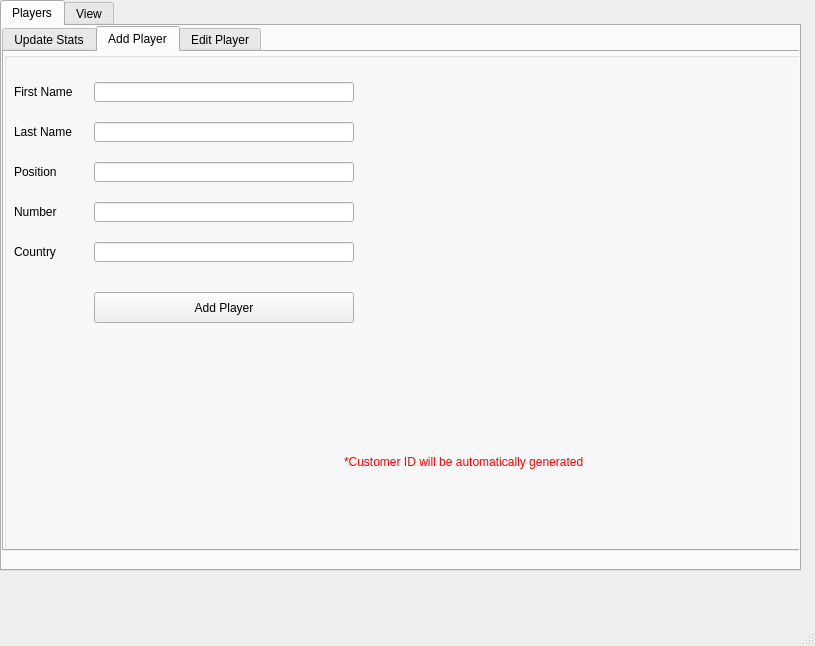
This is Leafs.ui in Lsm2003/Leafs_Stats as Qt 5 draws it before an edit. The edited form follows.
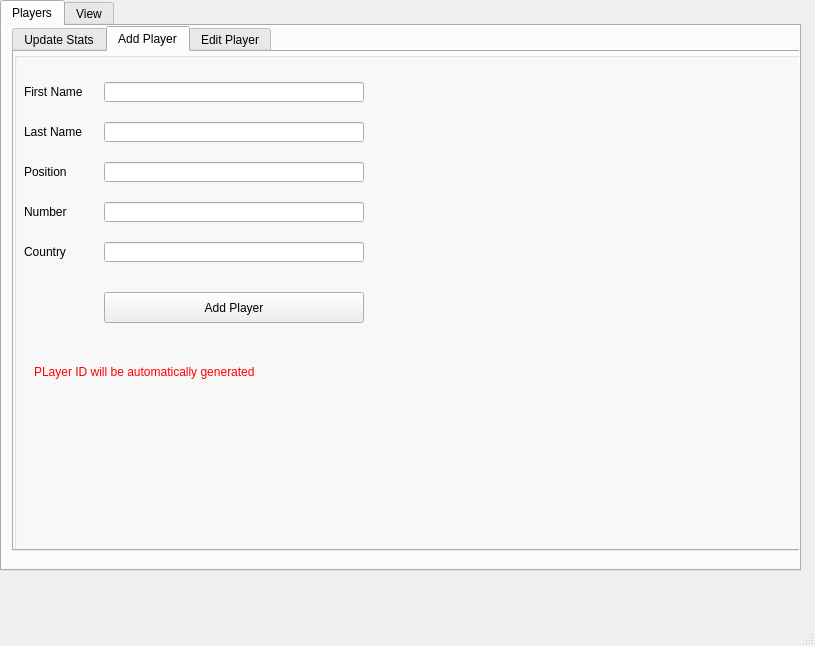
This is the edited form. The open tabs and pages were chosen to show the change.

Commit message: Update player info working

What changed in the file:
```diff
--- a/Leafs.ui
+++ b/Leafs.ui
@@ -33,7 +33,7 @@
      <widget class="QTabWidget" name="posTab">
       <property name="geometry">
        <rect>
-        <x>0</x>
+        <x>10</x>
         <y>0</y>
         <width>800</width>
         <height>525</height>
@@ -408,8 +408,8 @@
         <widget class="QLabel" name="label_6">
          <property name="geometry">
           <rect>
-           <x>340</x>
-           <y>400</y>
+           <x>20</x>
+           <y>310</y>
            <width>261</width>
            <height>20</height>
           </rect>
@@ -418,7 +418,7 @@
           <string notr="true">color: red;</string>
          </property>
          <property name="text">
-          <string>*Customer ID will be automatically generated</string>
+          <string>PLayer ID will be automatically generated</string>
          </property>
         </widget>
         <widget class="QPushButton" name="addPlayerButtonAddPlayerTab">
```
Left out of the diff: 2 changed lines with no effect on the pictures. The commit also changes 2 other files.
